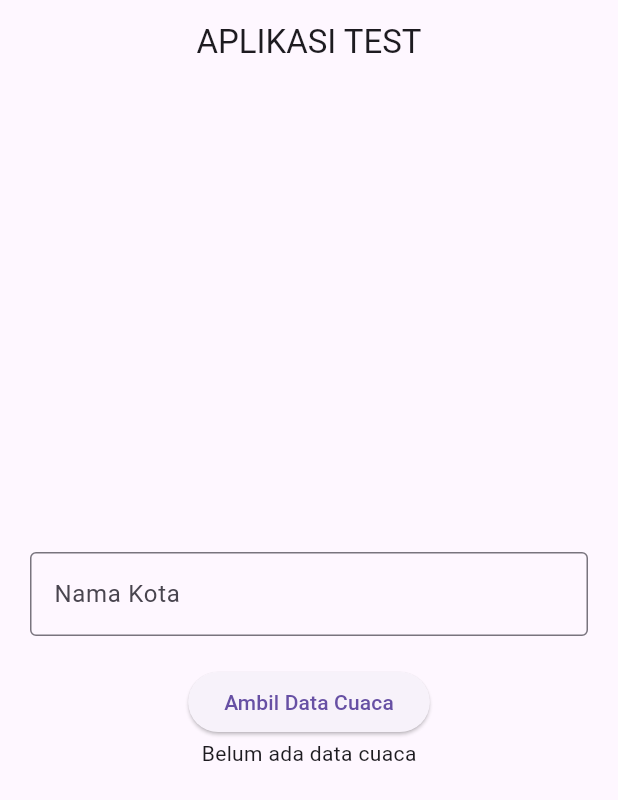
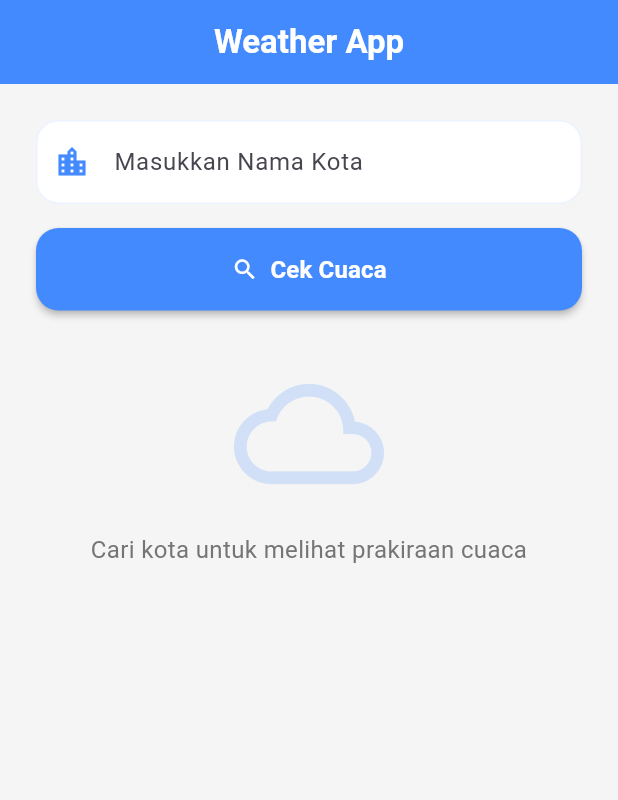
Before and after one commit to Revaldyx/latihan_app, a Flutter app: the screen it shows after launch, on a phone screen of 412 x 824 dp. Shown: the top 800 px of the screen. Run offline on Flutter 3.47's test engine with Material 3 defaults, Android fonts, the phone set to English and light mode, and no system bars; our stand-ins replace hive, hive_flutter; accounts and stored records are empty.

Commit message:
change UI

```diff
--- a/lib/main.dart
+++ b/lib/main.dart
@@ -11,10 +11,7 @@ void main() async {
   await Hive.openBox('myBox');
   runApp(
     MultiProvider(
-      providers: [
-        ChangeNotifierProvider(create: (_) => WeatherProvider()),
-        // ChangeNotifierProvider(create: (_) => ItemProvider()),
-      ],
+      providers: [ChangeNotifierProvider(create: (_) => WeatherProvider())],
       child: const MyApp(),
     ),
   );
--- a/lib/pages/home_page.dart
+++ b/lib/pages/home_page.dart
@@ -15,141 +15,261 @@ class _HomePageState extends State<HomePage> {
   final TextEditingController _cityController = TextEditingController();
 
   @override
+  void dispose() {
+    _cityController.dispose();
+    super.dispose();
+  }
+
+  void _searchWeather() {
+    if (_formKey.currentState!.validate()) {
+      final city = _cityController.text.trim();
+      context.read<WeatherProvider>().fetchWeather(city);
+      // Sembunyikan keyboard setelah menekan tombol
+      FocusScope.of(context).unfocus();
+    }
+  }
+
+  @override
   Widget build(BuildContext context) {
-    // final itemProvider = Provider.of<ItemProvider>(context);
     return Scaffold(
-      appBar: AppBar(title: const Text("APLIKASI TEST"), centerTitle: true),
-      body: Padding(
-        padding: const EdgeInsets.all(20),
-        child: Form(
-          key: _formKey,
+      backgroundColor: Colors.grey[100],
+      appBar: AppBar(
+        title: const Text(
+          "Weather App",
+          style: TextStyle(fontWeight: FontWeight.bold, color: Colors.white),
+        ),
+        centerTitle: true,
+        backgroundColor: Colors.blueAccent,
+        elevation: 0,
+      ),
+      body: SingleChildScrollView(
+        child: Padding(
+          padding: const EdgeInsets.all(24.0),
           child: Column(
-            mainAxisAlignment: MainAxisAlignment.center,
+            crossAxisAlignment: CrossAxisAlignment.stretch,
             children: [
-              TextFormField(
-                controller: _cityController,
-                decoration: const InputDecoration(
-                  labelText: "Nama Kota",
-                  border: OutlineInputBorder(),
-                ),
-                validator: (value) {
-                  if (value == null || value.isEmpty) {
-                    return "Text tidak boleh kosong";
-                  }
-                  if (value.length < 3) {
-                    return "Minimal 3 karakter";
-                  }
-                  return null;
-                },
-              ),
-              const SizedBox(height: 20),
-
-              // ElevatedButton(
-              //   onPressed: () {
-              //     if (_formKey.currentState!.validate()) {
-              //       setState(() {
-              //         // itemProvider.addItem(_controller.text);
-              //         _controller.clear();
-              //       });
-              //       ScaffoldMessenger.of(context).showSnackBar(
-              //         const SnackBar(
-              //           content: Text("Data berhasil ditambahkan"),
-              //         ),
-              //       );
-              //     }
-              //   },
-              //   child: const Text("Lanjut"),
-              // ),
-              ElevatedButton(
-                onPressed: () {
-                  final city = _cityController.text.trim();
-                  if (city.isEmpty) {
-                    ScaffoldMessenger.of(context).showSnackBar(
-                      const SnackBar(
-                        content: Text("Nama kota tidak boleh kosong"),
-                      ),
-                    );
-                    return;
-                  }
-                  context.read<WeatherProvider>().fetchWeather(city);
-                },
-                child: const Text("Ambil Data Cuaca"),
-              ),
-
+              _buildSearchSection(),
+              const SizedBox(height: 32),
               Consumer<WeatherProvider>(
                 builder: (context, provider, child) {
                   if (provider.isLoading) {
-                    return const Center(child: CircularProgressIndicator());
-                  }
-                  if (provider.error != null) {
-                    return Text(provider.error!);
-                  }
-                  if (provider.weather != null) {
-                    final formattedDate = DateFormat(
-                      'dd MMMM yyyy, HH:mm',
-                    ).format(provider.weather!.date);
-                    return Card(
-                      margin: const EdgeInsets.only(top: 20),
-                      child: ListTile(
-                        title: Text(provider.weather!.city),
-                        subtitle: Text(formattedDate),
-                        trailing: Column(
-                          mainAxisAlignment: MainAxisAlignment.center,
-                          children: [
-                            Text("${provider.weather!.temperature}°C"),
-                            Text(
-                              "Windspeed: ${provider.weather!.windspeed} km/h",
-                            ),
-                          ],
-                        ),
+                    return const Center(
+                      child: Padding(
+                        padding: EdgeInsets.all(40.0),
+                        child: CircularProgressIndicator(),
                       ),
                     );
                   }
-                  return const Text("Belum ada data cuaca");
+
+                  if (provider.error != null) {
+                    return _buildErrorState(provider.error!);
+                  }
+
+                  if (provider.weather != null) {
+                    return _buildWeatherCard(provider);
+                  }
+
+                  return _buildEmptyState();
                 },
               ),
-
-              // const SizedBox(height: 20),
-              // Expanded(
-              //   // child: itemProvider.items.isEmpty
-              //   //     ? const Center(
-              //   //         child: Text(
-              //   //           "Tidak ada data",
-              //   //           style: TextStyle(fontSize: 16),
-              //   //         ),
-              //   //       )
-              //   child: ListView.builder(
-              //     // itemCount: itemProvider.items.length,
-              //     itemBuilder: (context, index) {
-              //       return Card(
-              //         child: ListTile(
-              //           // title: Text(itemProvider.items[index]),
-              //           trailing: IconButton(
-              //             icon: const Icon(Icons.delete),
-              //             onPressed: () {
-              //               setState(() {
-              //                 // itemProvider.removeItem(
-              //                 //   itemProvider.items[index],
-              //                 // );
-              //               });
-              //               // if (itemProvider.items.isEmpty) {
-              //               //   ScaffoldMessenger.of(context).showSnackBar(
-              //               //     const SnackBar(
-              //               //       content: Text("Data berhasil dihapus"),
-              //               //     ),
-              //               //   );
-              //               // }
-              //             },
-              //           ),
-              //         ),
-              //       );
-              //     },
-              //   ),
-              // ),
             ],
           ),
         ),
       ),
     );
   }
+
+  Widget _buildSearchSection() {
+    return Form(
+      key: _formKey,
+      child: Column(
+        children: [
+          TextFormField(
+            controller: _cityController,
+            decoration: InputDecoration(
+              labelText: "Masukkan Nama Kota",
+              hintText: "Contoh: Jakarta",
+              prefixIcon: const Icon(
+                Icons.location_city,
+                color: Colors.blueAccent,
+              ),
+              filled: true,
+              fillColor: Colors.white,
+              border: OutlineInputBorder(
+                borderRadius: BorderRadius.circular(15),
+                borderSide: BorderSide.none,
+              ),
+              enabledBorder: OutlineInputBorder(
+                borderRadius: BorderRadius.circular(15),
+                borderSide: BorderSide(
+                  color: Colors.blueAccent.withOpacity(0.1),
+                ),
+              ),
+              focusedBorder: OutlineInputBorder(
+                borderRadius: BorderRadius.circular(15),
+                borderSide: const BorderSide(
+                  color: Colors.blueAccent,
+                  width: 2,
+                ),
+              ),
+            ),
+            validator: (value) {
+              if (value == null || value.trim().isEmpty) {
+                return "Nama kota tidak boleh kosong";
+              }
+              return null;
+            },
+            onFieldSubmitted: (_) => _searchWeather(),
+          ),
+          const SizedBox(height: 16),
+          ElevatedButton(
+            onPressed: _searchWeather,
+            style: ElevatedButton.styleFrom(
+              backgroundColor: Colors.blueAccent,
+              foregroundColor: Colors.white,
+              padding: const EdgeInsets.symmetric(vertical: 16),
+              shape: RoundedRectangleBorder(
+                borderRadius: BorderRadius.circular(15),
+              ),
+              elevation: 2,
+            ),
+            child: const Row(
+              mainAxisAlignment: MainAxisAlignment.center,
+              children: [
+                Icon(Icons.search),
+                SizedBox(width: 8),
+                Text(
+                  "Cek Cuaca",
+                  style: TextStyle(fontSize: 16, fontWeight: FontWeight.bold),
+                ),
+              ],
+            ),
+          ),
+        ],
+      ),
+    );
+  }
+
+  Widget _buildWeatherCard(WeatherProvider provider) {
+    final weather = provider.weather!;
+    final formattedDate = DateFormat('EEEE, dd MMMM yyyy').format(weather.date);
+    final formattedTime = DateFormat('HH:mm').format(weather.date);
+
+    return Container(
+      padding: const EdgeInsets.all(24),
+      decoration: BoxDecoration(
+        gradient: const LinearGradient(
+          colors: [Colors.blueAccent, Colors.lightBlue],
+          begin: Alignment.topLeft,
+          end: Alignment.bottomRight,
+        ),
+        borderRadius: BorderRadius.circular(30),
+        boxShadow: [
+          BoxShadow(
+            color: Colors.blueAccent.withOpacity(0.3),
+            blurRadius: 20,
+            offset: const Offset(0, 10),
+          ),
+        ],
+      ),
+      child: Column(
+        children: [
+          Text(
+            weather.city,
+            style: const TextStyle(
+              color: Colors.white,
+              fontSize: 28,
+              fontWeight: FontWeight.bold,
+            ),
+          ),
+          const SizedBox(height: 8),
+          Text(
+            formattedDate,
+            style: TextStyle(
+              color: Colors.white.withOpacity(0.8),
+              fontSize: 16,
+            ),
+          ),
+          const SizedBox(height: 24),
+          const Icon(Icons.wb_sunny, size: 80, color: Colors.orangeAccent),
+          // Icon statis sebagai contoh
+          const SizedBox(height: 16),
+          Text(
+            "${weather.temperature.toStringAsFixed(1)}°C",
+            style: const TextStyle(
+              color: Colors.white,
+              fontSize: 64,
+              fontWeight: FontWeight.w200,
+            ),
+          ),
+          const SizedBox(height: 24),
+          Divider(color: Colors.white.withOpacity(0.3)),
+          const SizedBox(height: 16),
+          Row(
+            mainAxisAlignment: MainAxisAlignment.spaceAround,
+            children: [
+              _buildWeatherDetail(
+                Icons.air,
+                "Windspeed",
+                "${weather.windspeed} km/h",
+              ),
+              _buildWeatherDetail(Icons.access_time, "Updated", formattedTime),
+            ],
+          ),
+        ],
+      ),
+    );
+  }
+
+  Widget _buildWeatherDetail(IconData icon, String label, String value) {
+    return Column(
+      children: [
+        Icon(icon, color: Colors.white, size: 28),
+        const SizedBox(height: 8),
+        Text(
+          label,
+          style: TextStyle(color: Colors.white.withOpacity(0.7), fontSize: 12),
+        ),
+        Text(
+          value,
+          style: const TextStyle(
+            color: Colors.white,
+            fontWeight: FontWeight.bold,
+          ),
+        ),
+      ],
+    );
+  }
+
+  Widget _buildErrorState(String error) {
+    return Column(
+      children: [
+        const Icon(Icons.error_outline, size: 60, color: Colors.redAccent),
+        const SizedBox(height: 16),
+        Text(
+          error,
+          textAlign: TextAlign.center,
+          style: const TextStyle(color: Colors.redAccent, fontSize: 16),
+        ),
+      ],
+    );
+  }
+
+  Widget _buildEmptyState() {
+    return Column(
+      children: [
+        Icon(
+          Icons.cloud_queue,
+          size: 100,
+          color: Colors.blueAccent.withOpacity(0.2),
+        ),
+        const SizedBox(height: 16),
+        Text(
+          "Cari kota untuk melihat prakiraan cuaca",
+          textAlign: TextAlign.center,
+          style: TextStyle(color: Colors.grey[600], fontSize: 16),
+        ),
+      ],
+    );
+  }
 }
--- a/lib/providers/item_providers.dart
+++ /dev/null
@@ -1,26 +0,0 @@
-import 'package:flutter/material.dart';
-import '../services/storage_services.dart';
-
-class ItemProvider with ChangeNotifier {
-  final StorageServices _storage = StorageServices();
-
-  List<String> _items = [];
-  List<String> get items => _items;
-
-  void loadItems() {
-    _items = _storage.getitems();
-    notifyListeners();
-  }
-
-  void addItem(String item) {
-    _items.add(item);
-    _storage.saveitems(_items);
-    notifyListeners();
-  }
-
-  void removeItem(String item) {
-    _items.remove(item);
-    _storage.saveitems(_items);
-    notifyListeners();
-  }
-}
```
Also changed, not shown: lib/pages/second_page.dart (deleted, +0 -20 lines).
